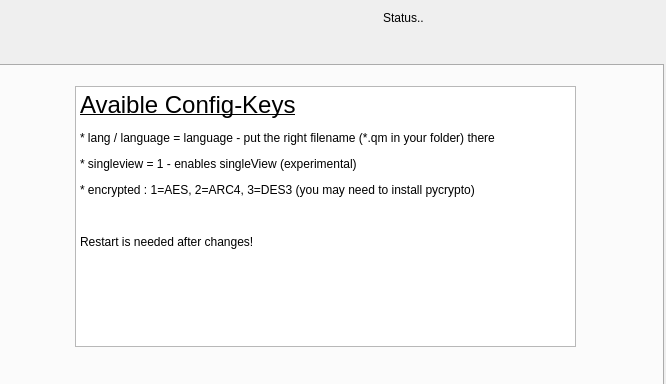
hersche/jobManagement, file ui/gui.ui: the form before one commit; both pictures show x 377 to 1043 and y 0 to 384 of the 1043 by 715 pixel window.
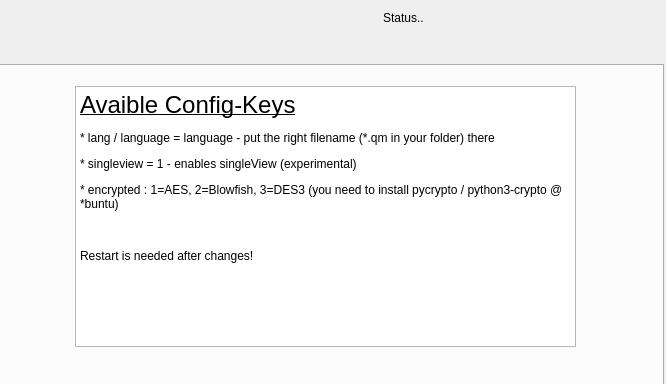
The form after the commit. The open tabs and pages were chosen to show the change.

```diff
--- a/ui/gui.ui
+++ b/ui/gui.ui
@@ -1656,7 +1656,7 @@
 &lt;p style=&quot; margin-top:12px; margin-bottom:12px; margin-left:0px; margin-right:0px; -qt-block-indent:0; text-indent:0px;&quot;&gt;&lt;span style=&quot; font-family:'Sans Serif'; font-size:18pt; text-decoration: underline;&quot;&gt;Avaible Config-Keys&lt;/span&gt;&lt;/p&gt;
 &lt;p style=&quot; margin-top:12px; margin-bottom:12px; margin-left:0px; margin-right:0px; -qt-block-indent:0; text-indent:0px;&quot;&gt;&lt;span style=&quot; font-family:'Sans Serif';&quot;&gt;* lang / language = language - put the right filename (*.qm in your folder) there&lt;/span&gt;&lt;/p&gt;
 &lt;p style=&quot; margin-top:12px; margin-bottom:12px; margin-left:0px; margin-right:0px; -qt-block-indent:0; text-indent:0px;&quot;&gt;&lt;span style=&quot; font-family:'Sans Serif';&quot;&gt;* singleview = 1 - enables singleView (experimental)&lt;/span&gt;&lt;/p&gt;
-&lt;p style=&quot; margin-top:12px; margin-bottom:12px; margin-left:0px; margin-right:0px; -qt-block-indent:0; text-indent:0px;&quot;&gt;&lt;span style=&quot; font-family:'Sans Serif';&quot;&gt;* encrypted : 1=AES, 2=ARC4, 3=DES3 (you may need to install pycrypto)&lt;/span&gt;&lt;/p&gt;
+&lt;p style=&quot; margin-top:12px; margin-bottom:12px; margin-left:0px; margin-right:0px; -qt-block-indent:0; text-indent:0px;&quot;&gt;&lt;span style=&quot; font-family:'Sans Serif';&quot;&gt;* encrypted : 1=AES, 2=Blowfish, 3=DES3 (you need to install pycrypto / python3-crypto @ *buntu)&lt;/span&gt;&lt;/p&gt;
 &lt;p style=&quot;-qt-paragraph-type:empty; margin-top:12px; margin-bottom:12px; margin-left:0px; margin-right:0px; -qt-block-indent:0; text-indent:0px; font-family:'Sans Serif';&quot;&gt;&lt;br /&gt;&lt;/p&gt;
 &lt;p style=&quot; margin-top:12px; margin-bottom:12px; margin-left:0px; margin-right:0px; -qt-block-indent:0; text-indent:0px;&quot;&gt;&lt;span style=&quot; font-family:'Sans Serif';&quot;&gt;Restart is needed after changes!&lt;/span&gt;&lt;/p&gt;
 &lt;p style=&quot;-qt-paragraph-type:empty; margin-top:12px; margin-bottom:12px; margin-left:0px; margin-right:0px; -qt-block-indent:0; text-indent:0px; font-family:'Sans Serif';&quot;&gt;&lt;br /&gt;&lt;/p&gt;&lt;/body&gt;&lt;/html&gt;</string>
```
Left out of the diff: 2 changed lines with no effect on the pictures.
